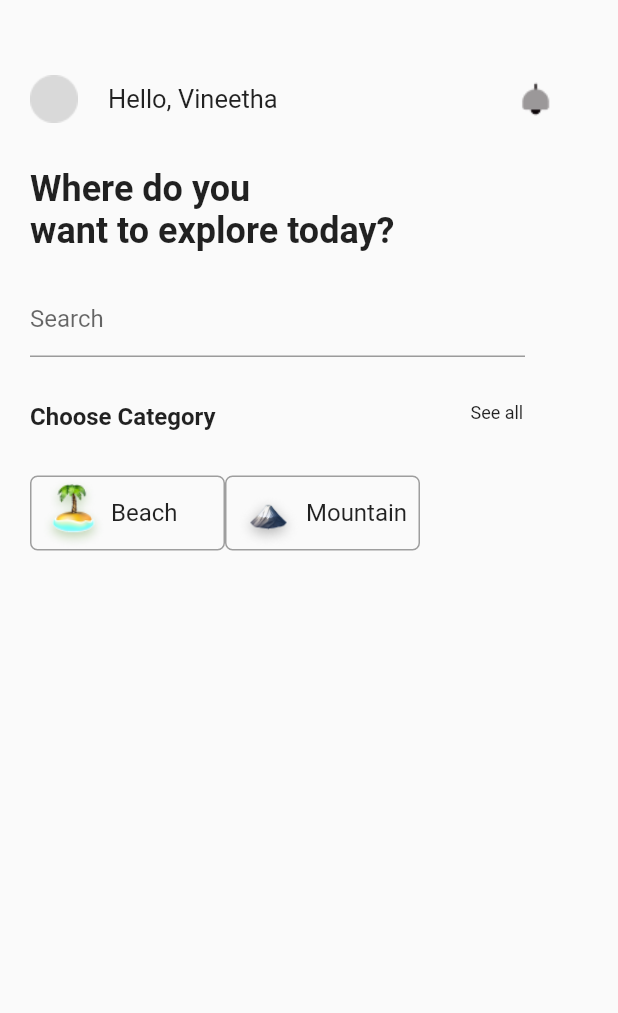
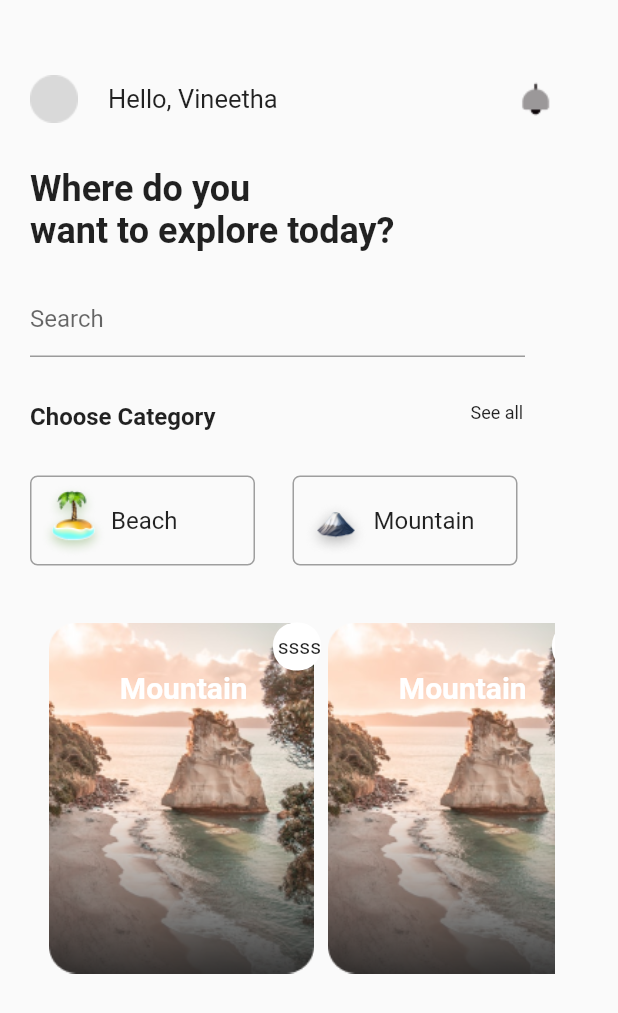
Before and after one commit to ziyad00/Travel-App, a Flutter app: the screen it shows after launch, on a phone screen of 412 x 824 dp. Shown: the top 1013 px of the screen. Run offline on Flutter 3.47's test engine with Material 2 defaults, Android fonts, the phone set to English and light mode, and no system bars.

Commit message:
add place card

```diff
--- a/lib/screens/home_screen.dart
+++ b/lib/screens/home_screen.dart
@@ -3,6 +3,7 @@ import 'package:flutter/src/widgets/container.dart';
 import 'package:flutter/src/widgets/framework.dart';
 import 'package:travel_app/widgets/ChooseCategory.dart';
 import 'package:travel_app/widgets/app_bar.dart';
+import 'package:travel_app/widgets/choose_place.dart';
 import 'package:travel_app/widgets/seacrh.dart';
 
 class HomeScreen extends StatelessWidget {
@@ -34,6 +35,10 @@ class HomeScreen extends StatelessWidget {
                 height: 30,
               ),
               ChooseCategory(),
+              SizedBox(
+                height: 30,
+              ),
+              ChoosePlace(),
             ],
           ),
         ],
--- a/lib/widgets/ChooseCategory.dart
+++ b/lib/widgets/ChooseCategory.dart
@@ -62,6 +62,9 @@ class CategoryRow extends StatelessWidget {
             ),
           ),
         ),
+        SizedBox(
+          width: 25,
+        ),
         CategoryCard(
           image: Image.asset(
             'images/3.png',
@@ -93,8 +96,8 @@ class CategoryCard extends StatelessWidget {
   @override
   Widget build(BuildContext context) {
     return Container(
-      width: 130,
-      height: 50,
+      width: 150,
+      height: 60,
       padding: EdgeInsets.fromLTRB(3, 0, 0, 0),
       decoration: BoxDecoration(
         border: Border.all(color: Colors.grey),
--- /dev/null
+++ b/lib/widgets/choose_place.dart
@@ -0,0 +1,67 @@
+import 'package:flutter/material.dart';
+
+class ChoosePlace extends StatelessWidget {
+  const ChoosePlace({
+    Key? key,
+  }) : super(key: key);
+
+  @override
+  Widget build(BuildContext context) {
+    return Container(
+      height: 250,
+      width: 350,
+      child: ListView(
+        scrollDirection: Axis.horizontal,
+        padding: const EdgeInsets.all(8),
+        children: [
+          PlaceCard(),
+          PlaceCard(),
+        ],
+      ),
+    );
+  }
+}
+
+class PlaceCard extends StatelessWidget {
+  const PlaceCard({
+    Key? key,
+  }) : super(key: key);
+
+  @override
+  Widget build(BuildContext context) {
+    return Container(
+        width: 186,
+        height: 186,
+        padding: EdgeInsets.fromLTRB(3, 0, 0, 0),
+        decoration: BoxDecoration(
+            image: DecorationImage(
+          image: AssetImage('images/4.png'),
+        )), //s
+        child: Column(
+          children: [
+            Container(
+              alignment: Alignment.centerRight,
+              child: Container(
+                width: 32,
+                height: 32,
+                padding: EdgeInsets.fromLTRB(3, 0, 0, 0),
+                decoration: BoxDecoration(
+                    borderRadius: BorderRadius.all(Radius.circular(15.0)),
+                    color: Colors.white),
+                alignment: Alignment.centerRight,
+                child: Text(
+                  "ssss",
+                ),
+              ),
+            ),
+            Text(
+              "Mountain",
+              style: TextStyle(
+                  fontSize: 20,
+                  color: Colors.white,
+                  fontWeight: FontWeight.bold),
+            ),
+          ],
+        ));
+  }
+}
```
Also changed, not shown: images/4.png (added).
